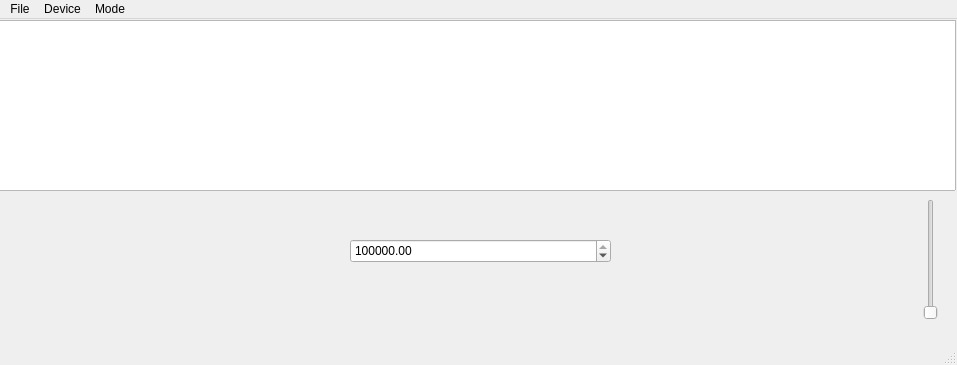
Before: the Qt Designer form qt/simple.ui in ishmal/sdrlib, drawn with Qt 5.
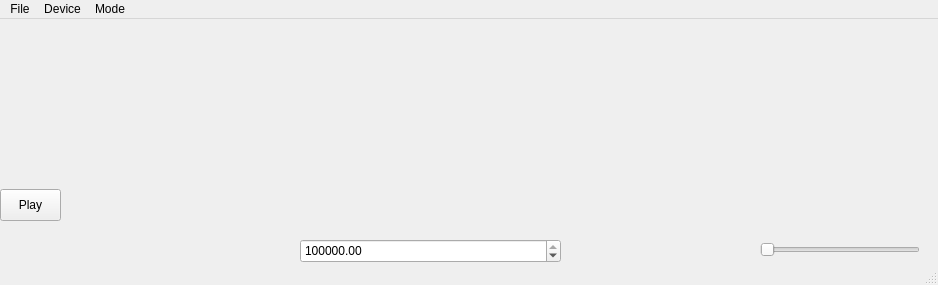
After: the same form once the commit is applied.

Commit message: Throw out QtQuick, use UI designer.  Yaay

Diff of the .ui file:
```diff
--- a/qt/simple.ui
+++ b/qt/simple.ui
@@ -6,28 +6,18 @@
    <rect>
     <x>0</x>
     <y>0</y>
-    <width>957</width>
-    <height>365</height>
+    <width>938</width>
+    <height>285</height>
    </rect>
   </property>
   <property name="windowTitle">
    <string>MainWindow</string>
   </property>
   <widget class="QWidget" name="centralwidget">
-   <widget class="QGraphicsView" name="graphicsView">
+   <widget class="QDoubleSpinBox" name="freqOffsetBox">
     <property name="geometry">
      <rect>
-      <x>-5</x>
-      <y>1</y>
-      <width>961</width>
-      <height>171</height>
-     </rect>
-    </property>
-   </widget>
-   <widget class="QDoubleSpinBox" name="centerFreqBox">
-    <property name="geometry">
-     <rect>
-      <x>350</x>
+      <x>300</x>
       <y>220</y>
       <width>261</width>
       <height>24</height>
@@ -40,17 +30,61 @@
      <double>100000000.000000000000000</double>
     </property>
    </widget>
-   <widget class="QSlider" name="verticalSlider">
+   <widget class="QWidget" name="verticalLayoutWidget">
     <property name="geometry">
      <rect>
-      <x>920</x>
-      <y>180</y>
-      <width>22</width>
-      <height>121</height>
+      <x>0</x>
+      <y>-1</y>
+      <width>961</width>
+      <height>161</height>
+     </rect>
+    </property>
+    <layout class="QVBoxLayout" name="waterfallBox"/>
+   </widget>
+   <widget class="QPushButton" name="startStopBtn">
+    <property name="geometry">
+     <rect>
+      <x>0</x>
+      <y>170</y>
+      <width>61</width>
+      <height>32</height>
+     </rect>
+    </property>
+    <property name="text">
+     <string>Play</string>
+    </property>
+    <property name="checkable">
+     <bool>true</bool>
+    </property>
+    <property name="checked">
+     <bool>false</bool>
+    </property>
+    <property name="autoDefault">
+     <bool>false</bool>
+    </property>
+   </widget>
+   <widget class="QWidget" name="verticalLayoutWidget_2">
+    <property name="geometry">
+     <rect>
+      <x>200</x>
+      <y>170</y>
+      <width>471</width>
+      <height>41</height>
+     </rect>
+    </property>
+    <layout class="QVBoxLayout" name="freqDialBox"/>
+   </widget>
+   <widget class="QSlider" name="audioGainSlider">
+    <property name="geometry">
+     <rect>
+      <x>760</x>
+      <y>220</y>
+      <width>160</width>
+      <height>22</height>
      </rect>
     </property>
     <property name="orientation">
-     <enum>Qt::Vertical</enum>
+     <enum>Qt::Horizontal</enum>
     </property>
    </widget>
   </widget>
@@ -59,7 +93,7 @@
     <rect>
      <x>0</x>
      <y>0</y>
-     <width>957</width>
+     <width>938</width>
      <height>22</height>
     </rect>
    </property>
```
Left out of the diff: 59 changed lines with no effect on the pictures. The commit also changes 3 other files.
